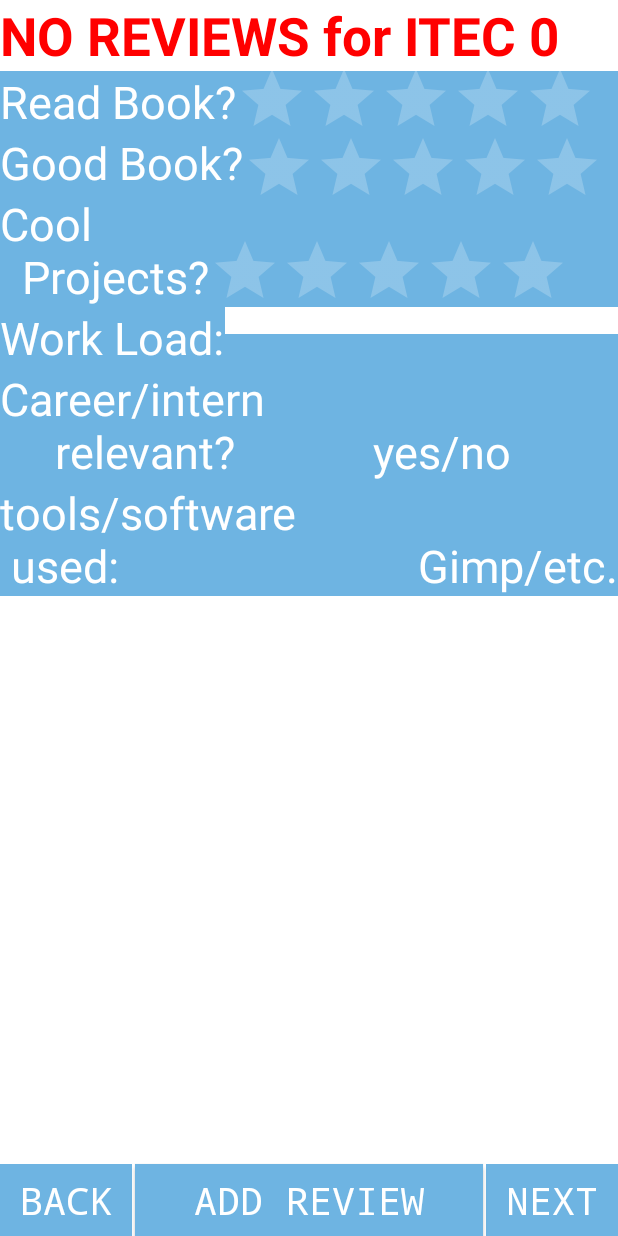
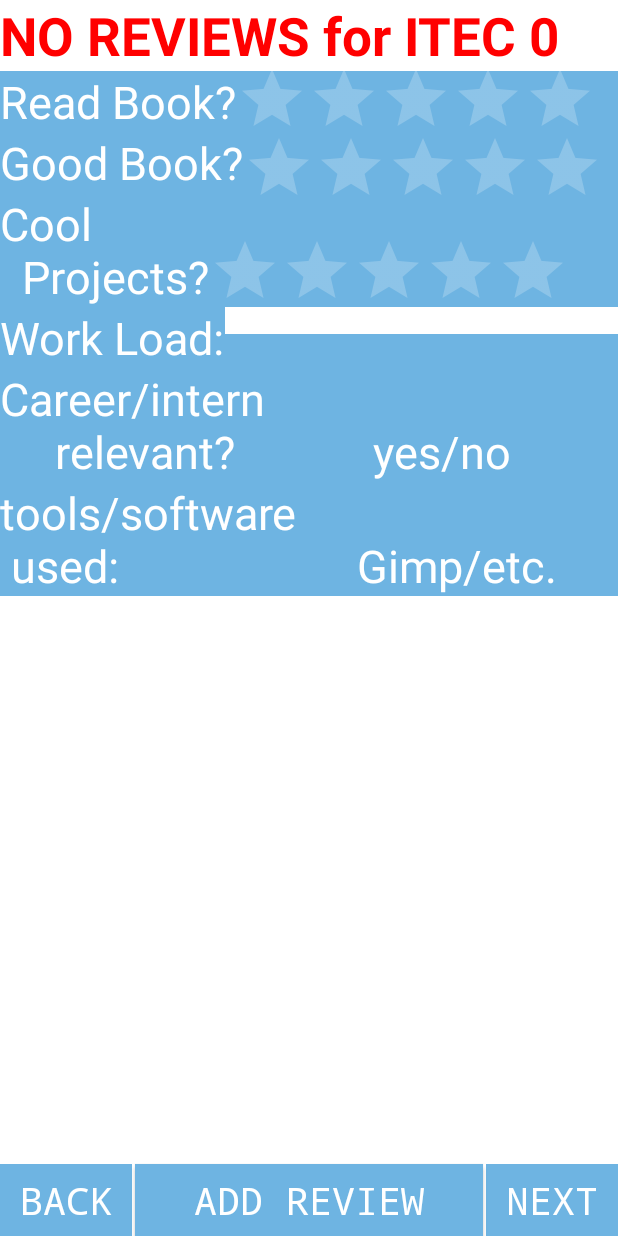
Before and after one commit to JJLindsay/StudentsSay, an Android app: the Summary screen opened directly, with no data from a screen before it, on a phone screen of 412 x 824 dp. Run offline under Robolectric (Android 15) with nearby library versions, the phone set to English and light mode, and no system bars.

Commit message:
made the edittext on add review stretch further and the corresponding textview on summary do the samee. I also centered the main screen title to better suit small phones

```diff
--- a/StudentsSay/courseviews/src/main/res/layout/main.xml
+++ b/StudentsSay/courseviews/src/main/res/layout/main.xml
@@ -31,7 +31,9 @@
             android:id="@+id/textView14" android:layout_alignParentTop="true" android:layout_centerHorizontal="true"
             android:layout_marginTop="52dp" android:textSize="42sp" android:textColor="#ff6eb4e2"
             android:textStyle="bold|italic" android:paddingRight="5dp"
-            android:paddingLeft="5dp" android:singleLine="false"/>
+            android:paddingLeft="5dp" android:singleLine="false" android:layout_alignParentEnd="true"
+            android:layout_alignParentRight="true" android:layout_alignParentLeft="true"
+            android:layout_alignParentStart="true" android:gravity="center"/>
     <Button
             android:layout_width="wrap_content"
             android:layout_height="wrap_content"
--- a/StudentsSay/courseviews/src/main/res/layout/summary.xml
+++ b/StudentsSay/courseviews/src/main/res/layout/summary.xml
@@ -105,10 +105,11 @@
                 android:layout_height="wrap_content"
                 android:text="Gimp/etc."
                 android:id="@+id/textView22"
-                android:layout_alignParentEnd="false"
+                android:layout_alignParentEnd="true"
                 android:textSize="30sp" android:textColor="#fff"
                 android:layout_alignParentRight="true"
-                android:layout_alignBottom="@+id/textView20"/>
+                android:layout_alignBottom="@+id/textView20" android:layout_toEndOf="@+id/textView20"
+                android:layout_toRightOf="@+id/textView20" android:gravity="center"/>
         <SeekBar
                 android:layout_width="400dp"
                 android:layout_height="wrap_content"
```
Also changed, not shown: StudentsSay/courseviews/src/main/res/layout/add_review.xml (+3 -19 lines), StudentsSay/courseviews/src/main/res/layout/splash.xml (line endings or trailing spaces).
